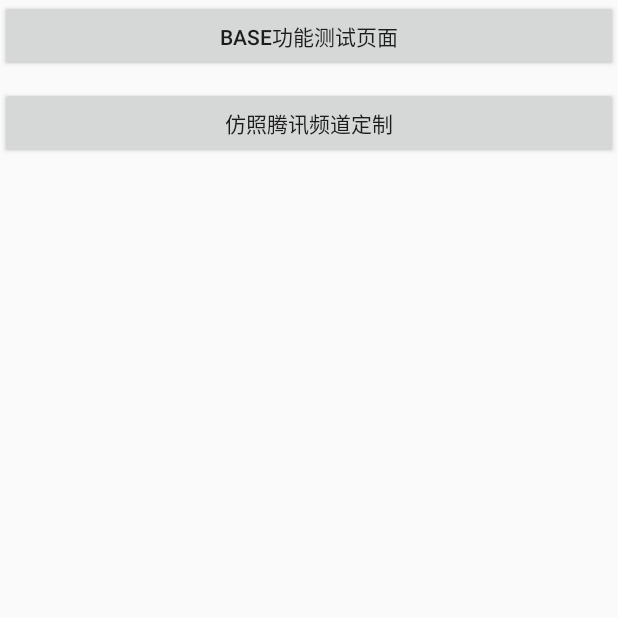
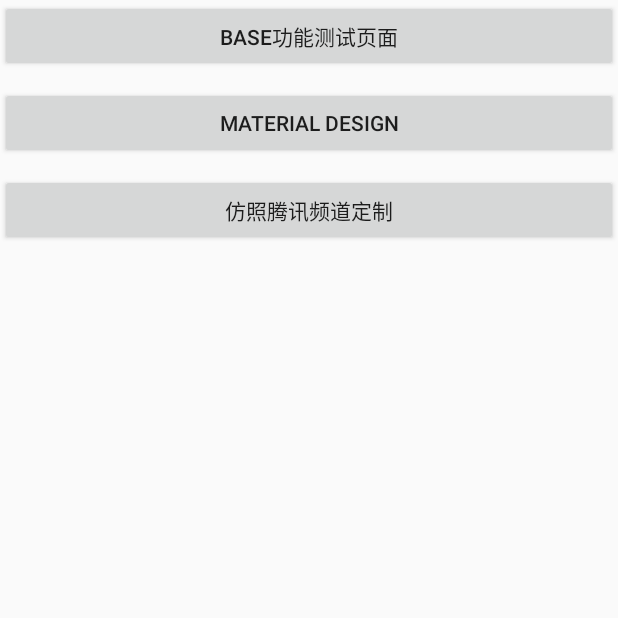
Before and after one commit to dapengyou/Base, an Android app: the screen it shows after launch (MainActivity), on a phone screen of 412 x 824 dp, the top half of it. Run offline under Robolectric (Android 15) with nearby library versions, the phone set to English and light mode, and no system bars; libraries missing offline, so code that uses them is left out: com.alibaba.fastjson, com.scwang.smartrefresh; 3 statements that could not run were skipped.

Commit message:
整理material design

```diff
--- a/app/src/main/AndroidManifest.xml
+++ b/app/src/main/AndroidManifest.xml
@@ -31,7 +31,8 @@
             android:screenOrientation="portrait" />
         <activity android:name="com.test.activity.QuickContactBadgeActivity" />
         <activity android:name="com.test.activity.BottomSheetDialogActivity" />
-        <activity android:name="com.test.activity.CollaspingLayoutActivity"></activity>
+        <activity android:name="com.test.activity.CollaspingLayoutActivity" />
+        <activity android:name="com.test.activity.DesignActivity"></activity>
     </application>
 
 </manifest>
--- a/app/src/main/res/layout/activity_main.xml
+++ b/app/src/main/res/layout/activity_main.xml
@@ -13,6 +13,13 @@
         android:text="base功能测试页面" />
 
     <Button
+        android:id="@+id/bt_design"
+        android:layout_width="match_parent"
+        android:layout_height="wrap_content"
+        android:layout_marginTop="10dp"
+        android:text="Material Design" />
+
+    <Button
         android:id="@+id/bt_ftenxun"
         android:layout_width="match_parent"
         android:layout_height="wrap_content"
```
Also changed, not shown: app/src/main/java/com/test/activity/DesignActivity.java (added, +55 -0 lines), app/src/main/java/com/test/activity/MainActivity.java (+6 -0 lines), app/src/main/java/com/test/activity/TestActivity.java (+4 -18 lines), app/src/main/res/layout/activity_design.xml (added, +38 -0 lines), app/src/main/res/layout/notification_test.xml (+0 -21 lines).
